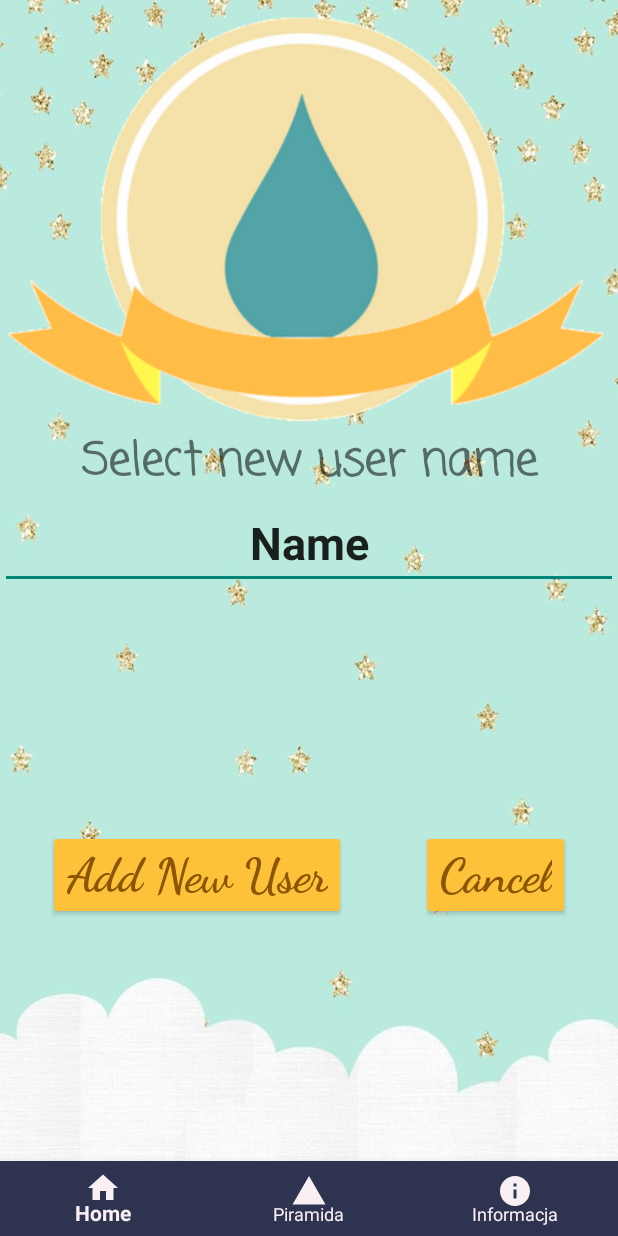
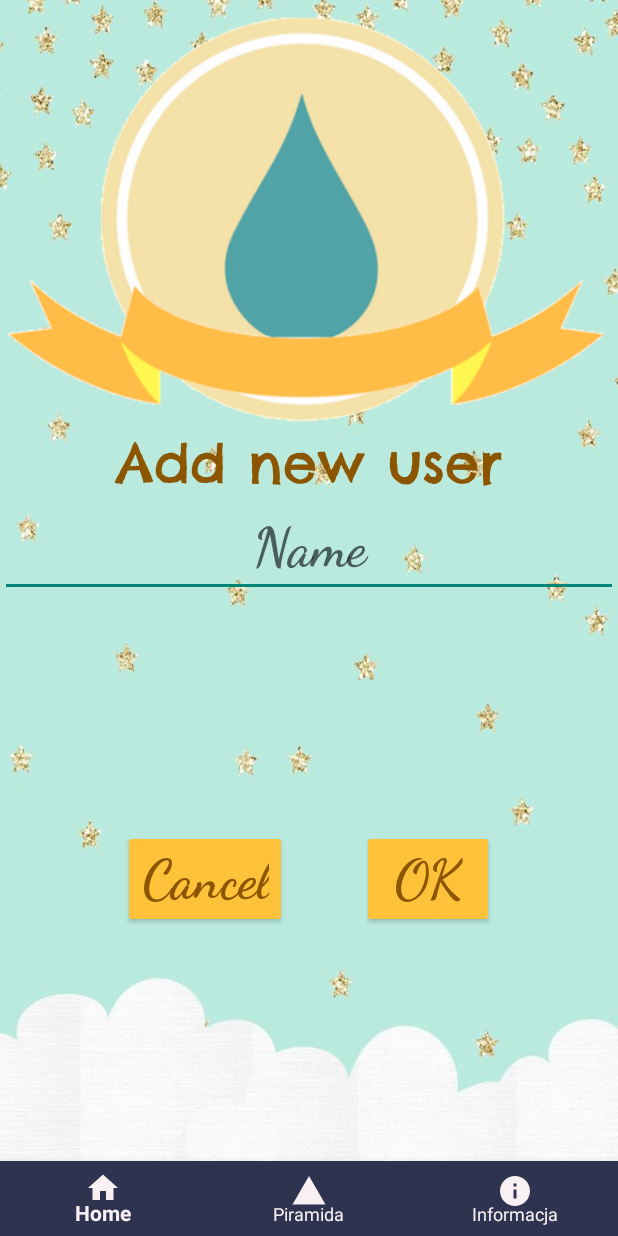
Before and after one commit to tomaszd/FoodClicker, an Android app: the AddProfileActivity screen opened directly, with no data from a screen before it, on a phone screen of 412 x 824 dp. Run offline under Robolectric (Android 15) with nearby library versions, the phone set to English and light mode, and no system bars.

Commit message:
add Profile

```diff
--- a/app/src/main/java/com/example/tomaszek/foodclicker/AddProfileActivity.java
+++ b/app/src/main/java/com/example/tomaszek/foodclicker/AddProfileActivity.java
@@ -1,11 +1,13 @@
 package com.example.tomaszek.foodclicker;
 
 import android.content.Intent;
+import android.graphics.Typeface;
 import android.os.Bundle;
 import android.support.v7.app.AppCompatActivity;
 import android.view.View;
 import android.widget.Button;
 import android.widget.EditText;
+import android.widget.TextView;
 import android.widget.Toast;
 
 public class AddProfileActivity extends AppCompatActivity {
@@ -19,6 +21,11 @@ public class AddProfileActivity extends AppCompatActivity {
 
         final Button buttonAddNewUser = (Button) findViewById(R.id.buttonAddNewUser);
         final Button buttonCancel = (Button) findViewById(R.id.buttonCancel);
+
+
+        TextView textViewAddNewuser = (TextView) findViewById(R.id.textViewAddNewuser);
+        Typeface typeface = Typeface.createFromAsset(getAssets(), "fonts/custom_font2.ttf");
+        textViewAddNewuser.setTypeface(typeface);
 
         buttonAddNewUser.setOnClickListener(new View.OnClickListener() {
             @Override
@@ -41,10 +48,8 @@ public class AddProfileActivity extends AppCompatActivity {
                 myIntent.putExtra("nabial", 0); //Optional parameters
                 myIntent.putExtra("orzechy", 0); //Optional parameters
                 myIntent.putExtra("otherActivity", true); //Optional parameters
-
             }
         });
-
         buttonCancel.setOnClickListener(new View.OnClickListener() {
             @Override
             public void onClick(View view) {
--- a/app/src/main/res/layout/activity_add_profile_activty.xml
+++ b/app/src/main/res/layout/activity_add_profile_activty.xml
@@ -29,13 +29,14 @@
 
 
     <TextView
-        android:id="@+id/textView"
+        android:id="@+id/textViewAddNewuser"
         android:layout_width="match_parent"
         android:layout_height="wrap_content"
-        android:fontFamily="casual"
-        android:text="Select new user name"
+        android:fontFamily="cursive"
+        android:text="Add new user"
+        android:textColor="@color/tekst_zliczanie"
         android:textAlignment="center"
-        android:textSize="30sp"
+        android:textSize="36sp"
         android:textStyle="bold" />
 
     <EditText
@@ -43,10 +44,12 @@
         android:layout_width="match_parent"
         android:layout_height="wrap_content"
         android:ems="10"
+        android:fontFamily="cursive"
+        android:hint="Name"
         android:inputType="textPersonName"
-        android:text="Name"
         android:textAlignment="center"
-        android:textSize="30sp"
+        android:textAllCaps="false"
+        android:textSize="36sp"
         android:textStyle="bold"
         android:typeface="sans" />
 
@@ -57,27 +60,6 @@
         android:layout_margin="0dp"
         android:layout_weight="1"
         android:orientation="horizontal">
-
-
-        <Button
-            android:id="@+id/buttonAddNewUser"
-            android:layout_width="match_parent"
-            android:layout_height="wrap_content"
-            android:layout_gravity="center"
-            android:layout_weight="2"
-            android:backgroundTint="@color/tlo"
-            android:fontFamily="cursive"
-            android:text="Add New User"
-            android:textAlignment="center"
-            android:textAllCaps="false"
-            android:textColor="@color/tekst_zliczanie"
-            android:textSize="32sp"
-            android:textStyle="bold" />
-
-        <Space
-            android:layout_width="50dp"
-            android:layout_height="wrap_content"
-            android:layout_weight="2" />
 
         <Button
             android:id="@+id/buttonCancel"
@@ -91,8 +73,31 @@
             android:textAlignment="center"
             android:textAllCaps="false"
             android:textColor="@color/tekst_zliczanie"
-            android:textSize="32sp"
+            android:textSize="36sp"
             android:textStyle="bold" />
+        <Space
+            android:layout_width="50dp"
+            android:layout_height="wrap_content"
+            android:layout_weight="2" />
+
+        <Button
+            android:id="@+id/buttonAddNewUser"
+            android:layout_width="match_parent"
+            android:layout_height="wrap_content"
+            android:layout_gravity="center"
+            android:layout_weight="2"
+            android:backgroundTint="@color/tlo"
+            android:fontFamily="cursive"
+            android:text="OK"
+            android:textAlignment="center"
+            android:textAllCaps="false"
+            android:textColor="@color/tekst_zliczanie"
+            android:textSize="36sp"
+            android:textStyle="bold" />
+
+
+
+
 
 
     </LinearLayout>
```
